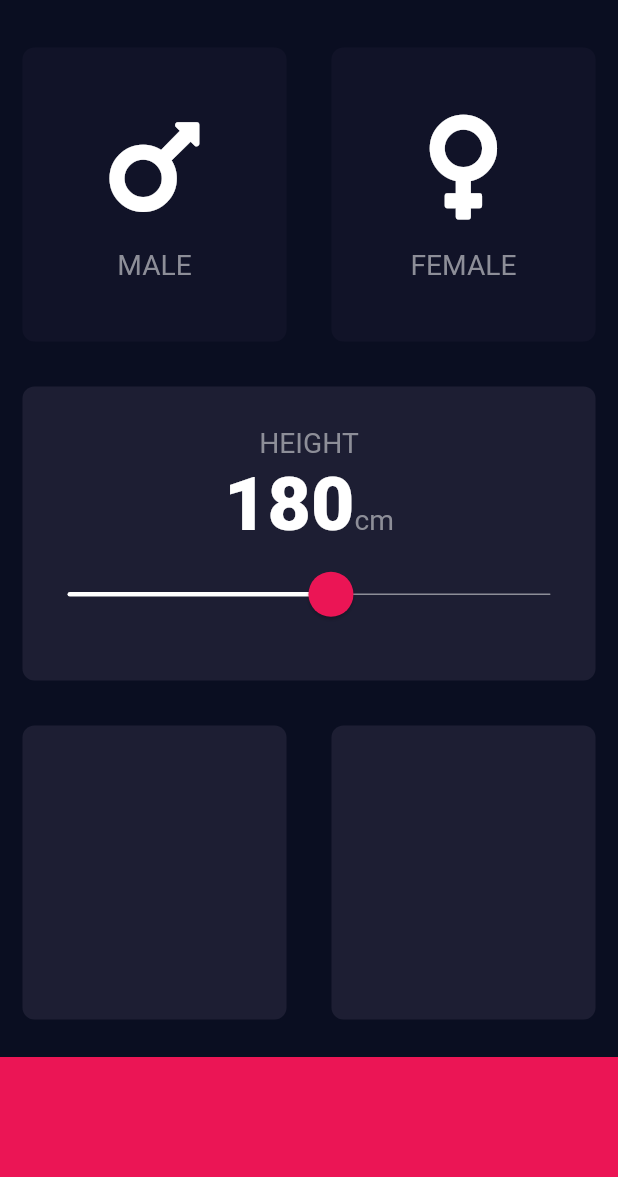
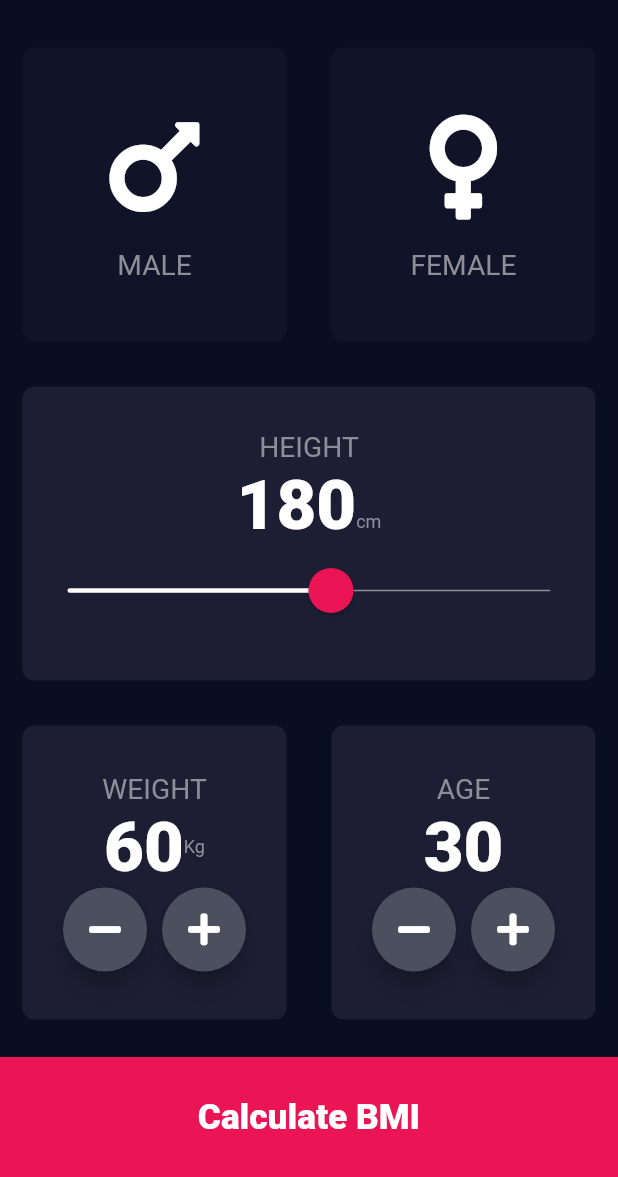
Before and after one commit to liposo/Flutter-Bootcamp, a Flutter app: the screen it shows after launch, on a phone screen of 412 x 824 dp, the part 59-1236 px from its top. Run offline on Flutter 3.47's test engine with Material 2 defaults, Android fonts, the light colour scheme and no system bars; our stand-ins replace audioplayers, font_awesome_flutter.

Commit message:
Increment widget, finish first screen

```diff
--- a/bmi_calculator/lib/theme.dart
+++ b/bmi_calculator/lib/theme.dart
@@ -7,14 +7,31 @@ class CustomTheme {
   static const Color bottomContainer = Color(0xFFEB1555);
   static const Color activeColor = Color(0xFFEB1555);
   static const Color textColor = Color(0xFF8D8E98);
+  static const Color roundButtonColor = Color(0xFF4C4F5E);
 
-  static const textStyle = TextStyle(
-    fontSize: 18.8,
+  static const largeFontSize = 45.9;
+  static const mediumFontSize = 23.50;
+  static const regularFontSize = 18.8;
+  static const smallFontSize = 12.03;
+
+  static const smallTextStyle = TextStyle(
+    fontSize: smallFontSize,
+    color: CustomTheme.textColor,
+  );
+
+  static const regularTextStyle = TextStyle(
+    fontSize: regularFontSize,
     color: CustomTheme.textColor,
   );
 
   static const largeTextStyle = TextStyle(
-    fontSize: 50.0,
+    fontSize: largeFontSize,
+    fontWeight: FontWeight.w900,
+  );
+
+  static const bottomTextStyle = TextStyle(
+    fontSize: mediumFontSize,
+    color: Colors.white,
     fontWeight: FontWeight.w900,
   );
 
@@ -24,7 +41,9 @@ class CustomTheme {
   );
 
   static final appBar = AppBar(
-    title: Text("BMI Calculator"),
+    title: Text(
+      "BMI Calculator",
+    ),
     elevation: 0.0,
     centerTitle: true,
   );
--- /dev/null
+++ b/bmi_calculator/lib/widgets/custom_increment.dart
@@ -0,0 +1,64 @@
+import 'package:bmicalculator/widgets/round_icon_button.dart';
+import 'package:flutter/material.dart';
+import 'package:font_awesome_flutter/font_awesome_flutter.dart';
+
+import '../theme.dart';
+
+const spaceBetween = 10.0;
+
+class CustomIncrement extends StatelessWidget {
+  CustomIncrement(
+      {this.title,
+      this.subText,
+      this.value,
+      this.incrementAction,
+      this.decrementAction});
+
+  final String title;
+  final String subText;
+  final int value;
+  final Function incrementAction;
+  final Function decrementAction;
+
+  @override
+  Widget build(BuildContext context) {
+    return Column(
+      mainAxisAlignment: MainAxisAlignment.center,
+      children: [
+        Text(
+          title,
+          style: CustomTheme.regularTextStyle,
+        ),
+        Row(
+          mainAxisAlignment: MainAxisAlignment.center,
+          children: [
+            Text(
+              value.toString(),
+              style: CustomTheme.largeTextStyle,
+            ),
+            Text(
+              subText != null ? subText : "",
+              style: CustomTheme.smallTextStyle,
+            ),
+          ],
+        ),
+        Row(
+          mainAxisAlignment: MainAxisAlignment.center,
+          children: [
+            RoundIconButton(
+              icon: FontAwesomeIcons.minus,
+              onPress: decrementAction,
+            ),
+            SizedBox(
+              width: spaceBetween,
+            ),
+            RoundIconButton(
+              icon: FontAwesomeIcons.plus,
+              onPress: incrementAction,
+            ),
+          ],
+        )
+      ],
+    );
+  }
+}
--- a/bmi_calculator/lib/widgets/custom_slider.dart
+++ b/bmi_calculator/lib/widgets/custom_slider.dart
@@ -22,7 +22,7 @@ class CustomSlider extends StatelessWidget {
       children: [
         Text(
           "HEIGHT",
-          style: CustomTheme.textStyle,
+          style: CustomTheme.regularTextStyle,
         ),
         Row(
           mainAxisAlignment: MainAxisAlignment.center,
@@ -35,7 +35,7 @@ class CustomSlider extends StatelessWidget {
             ),
             Text(
               "cm",
-              style: CustomTheme.textStyle,
+              style: CustomTheme.smallTextStyle,
             ),
           ],
         ),
--- a/bmi_calculator/lib/widgets/icon_text.dart
+++ b/bmi_calculator/lib/widgets/icon_text.dart
@@ -25,7 +25,7 @@ class IconText extends StatelessWidget {
         ),
         Text(
           this.text,
-          style: CustomTheme.textStyle,
+          style: CustomTheme.regularTextStyle,
         ),
       ],
     );
--- a/bmi_calculator/lib/widgets/input_page.dart
+++ b/bmi_calculator/lib/widgets/input_page.dart
@@ -1,13 +1,16 @@
+import 'package:flutter/cupertino.dart';
 import 'package:flutter/material.dart';
 import 'package:font_awesome_flutter/font_awesome_flutter.dart';
 
 import '../theme.dart';
 import 'custom_card.dart';
+import 'custom_increment.dart';
 import 'custom_slider.dart';
 import 'icon_text.dart';
 
 const bottomContainerHeight = 80.0;
 enum Gender { MALE, FEMALE }
+enum IncrementType { ADD, SUBTRACT }
 
 class InputPage extends StatefulWidget {
   @override
@@ -17,6 +20,8 @@ class InputPage extends StatefulWidget {
 class _InputPageState extends State<InputPage> {
   Gender selectedGender;
   int height = 180;
+  int weight = 60;
+  int age = 30;
 
   void switchGender(Gender gender) {
     setState(() {
@@ -27,6 +32,18 @@ class _InputPageState extends State<InputPage> {
   void setSliderValue(double value) {
     setState(() {
       height = value.round();
+    });
+  }
+
+  void changeWeight(IncrementType type) {
+    setState(() {
+      type == IncrementType.ADD ? weight++ : weight--;
+    });
+  }
+
+  void changeAge(IncrementType type) {
+    setState(() {
+      type == IncrementType.ADD ? age++ : age--;
     });
   }
 
@@ -83,11 +100,26 @@ class _InputPageState extends State<InputPage> {
                 Expanded(
                   child: CustomCard(
                     color: CustomTheme.activeCardBackground,
+                    child: CustomIncrement(
+                      title: "WEIGHT",
+                      subText: "Kg",
+                      value: weight,
+                      incrementAction: () => {changeWeight(IncrementType.ADD)},
+                      decrementAction: () =>
+                          {changeWeight(IncrementType.SUBTRACT)},
+                    ),
                   ),
                 ),
                 Expanded(
                   child: CustomCard(
                     color: CustomTheme.activeCardBackground,
+                    child: CustomIncrement(
+                      title: "AGE",
+                      value: age,
+                      incrementAction: () => {changeAge(IncrementType.ADD)},
+                      decrementAction: () =>
+                          {changeAge(IncrementType.SUBTRACT)},
+                    ),
                   ),
                 )
               ],
@@ -100,6 +132,12 @@ class _InputPageState extends State<InputPage> {
             ),
             width: double.infinity,
             height: bottomContainerHeight,
+            child: Center(
+              child: Text(
+                "Calculate BMI",
+                style: CustomTheme.bottomTextStyle,
+              ),
+            ),
           ),
         ],
       ),
--- /dev/null
+++ b/bmi_calculator/lib/widgets/round_icon_button.dart
@@ -0,0 +1,29 @@
+import 'package:bmicalculator/theme.dart';
+import 'package:flutter/material.dart';
+
+const elevation = 6.0;
+
+const BoxConstraints sizeConstraints =
+    BoxConstraints.tightFor(width: 56.0, height: 56.0);
+
+class RoundIconButton extends StatelessWidget {
+  RoundIconButton({@required this.icon, @required this.onPress});
+
+  final IconData icon;
+  final Function onPress;
+
+  @override
+  Widget build(BuildContext context) {
+    return RawMaterialButton(
+      shape: CircleBorder(),
+      constraints: sizeConstraints,
+      fillColor: CustomTheme.roundButtonColor,
+      elevation: elevation,
+      onPressed: this.onPress,
+      child: Icon(
+        icon,
+        color: Colors.white,
+      ),
+    );
+  }
+}
```
